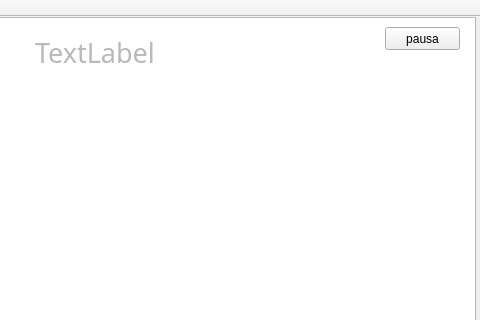
Above: mainwindow.ui from SantiagoTadio/SpaceOdissey2 before the change; both pictures show x 345 to 825 and y 0 to 320 of the 825 by 544 pixel window. Below: the same form after it.
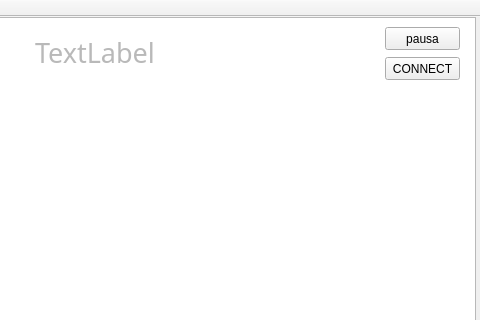
That is the form after the change.

```diff
--- a/mainwindow.ui
+++ b/mainwindow.ui
@@ -388,6 +388,19 @@
      <string>TextLabel</string>
     </property>
    </widget>
+   <widget class="QPushButton" name="pushButton_2">
+    <property name="geometry">
+     <rect>
+      <x>730</x>
+      <y>40</y>
+      <width>75</width>
+      <height>23</height>
+     </rect>
+    </property>
+    <property name="text">
+     <string>CONNECT</string>
+    </property>
+   </widget>
   </widget>
   <widget class="QMenuBar" name="menuBar">
    <property name="geometry">
```
